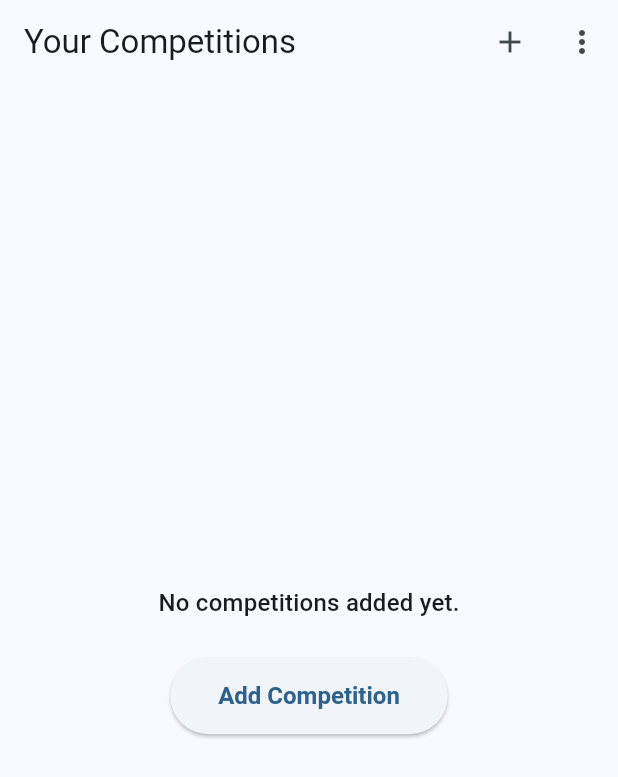
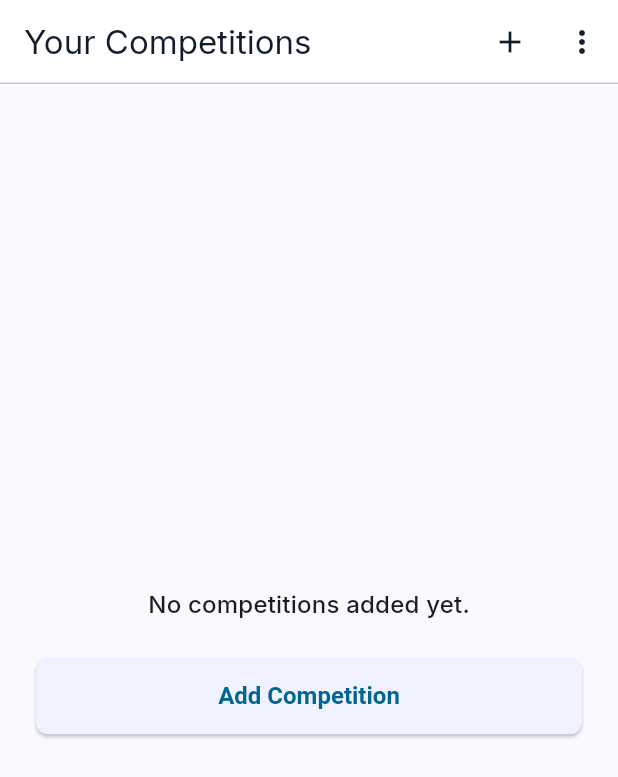
Before and after one commit to kedder/compman-mobile, a Flutter app: the screen it shows after launch, on a phone screen of 412 x 824 dp. Shown: the top 777 px of the screen. Run offline on Flutter 3.47's test engine with Material 3 defaults, Android fonts, the phone set to English and light mode, and no system bars; our stand-ins replace dio, flutter_riverpod, fpdart, freezed_annotation, go_router, google_fonts and 1 more; accounts and stored records are empty.

Commit message:
feat(theme): refresh design token theme
Issue: 20260425-01-design-tokens-theme.md
Co-authored-by: Copilot <223556219+Copilot@users.noreply.github.com>

```diff
--- a/lib/core/theme/app_theme.dart
+++ b/lib/core/theme/app_theme.dart
@@ -1,4 +1,5 @@
 import 'package:flutter/material.dart';
+import 'package:google_fonts/google_fonts.dart';
 
 // ---------------------------------------------------------------------------
 // AppColors — ThemeExtension for tokens that live outside standard
@@ -20,7 +21,10 @@ class AppColors extends ThemeExtension<AppColors> {
     required this.badgeUpcoming,
     required this.badgePast,
     required this.badgeNew,
-    required this.badgeOnDark,
+    required this.badgeLiveText,
+    required this.badgeUpcomingText,
+    required this.badgePastText,
+    required this.badgeNewText,
   });
 
   /// Colour used for success SnackBars and positive confirmations.
@@ -36,17 +40,19 @@ class AppColors extends ThemeExtension<AppColors> {
   final Color badgePast;
 
   /// Background colour for "New / Updated" status badges.
-  ///
-  /// Note: the foreground text for [badgeNew] badges must be `Colors.black`
-  /// (not [badgeOnDark]) because the yellow background does not provide
-  /// sufficient contrast against white text (WCAG AA).
   final Color badgeNew;
 
-  /// Foreground text colour for Live, Upcoming, and Past status badges.
-  ///
-  /// Always white — these dark badge backgrounds provide sufficient contrast
-  /// against white text. For the New badge, use `Colors.black` directly.
-  final Color badgeOnDark;
+  /// Foreground text colour for "Live" status badges.
+  final Color badgeLiveText;
+
+  /// Foreground text colour for "Upcoming" status badges.
+  final Color badgeUpcomingText;
+
+  /// Foreground text colour for "Past" status badges.
+  final Color badgePastText;
+
+  /// Foreground text colour for "New / Updated" status badges.
+  final Color badgeNewText;
 
   @override
   AppColors copyWith({
@@ -55,7 +61,10 @@ class AppColors extends ThemeExtension<AppColors> {
     Color? badgeUpcoming,
     Color? badgePast,
     Color? badgeNew,
-    Color? badgeOnDark,
+    Color? badgeLiveText,
+    Color? badgeUpcomingText,
+    Color? badgePastText,
+    Color? badgeNewText,
   }) {
     return AppColors(
       success: success ?? this.success,
@@ -63,7 +72,10 @@ class AppColors extends ThemeExtension<AppColors> {
       badgeUpcoming: badgeUpcoming ?? this.badgeUpcoming,
       badgePast: badgePast ?? this.badgePast,
       badgeNew: badgeNew ?? this.badgeNew,
-      badgeOnDark: badgeOnDark ?? this.badgeOnDark,
+      badgeLiveText: badgeLiveText ?? this.badgeLiveText,
+      badgeUpcomingText: badgeUpcomingText ?? this.badgeUpcomingText,
+      badgePastText: badgePastText ?? this.badgePastText,
+      badgeNewText: badgeNewText ?? this.badgeNewText,
     );
   }
 
@@ -76,7 +88,29 @@ class AppColors extends ThemeExtension<AppColors> {
       badgeUpcoming: Color.lerp(badgeUpcoming, other.badgeUpcoming, t)!,
       badgePast: Color.lerp(badgePast, other.badgePast, t)!,
       badgeNew: Color.lerp(badgeNew, other.badgeNew, t)!,
-      badgeOnDark: Color.lerp(badgeOnDark, other.badgeOnDark, t)!,
+      badgeLiveText: Color.lerp(badgeLiveText, other.badgeLiveText, t)!,
+      badgeUpcomingText:
+          Color.lerp(badgeUpcomingText, other.badgeUpcomingText, t)!,
+      badgePastText: Color.lerp(badgePastText, other.badgePastText, t)!,
+      badgeNewText: Color.lerp(badgeNewText, other.badgeNewText, t)!,
+    );
+  }
+}
+
+/// Named button style helpers for non-standard button variants.
+abstract final class AppButtonStyles {
+  /// Ghost/utility button for secondary file-operation actions.
+  static ButtonStyle ghost(BuildContext context) {
+    final primary = Theme.of(context).colorScheme.primary;
+    return OutlinedButton.styleFrom(
+      foregroundColor: primary,
+      backgroundColor: Colors.white,
+      side: BorderSide(color: primary.withValues(alpha: 0.3)),
+      textStyle: const TextStyle(fontSize: 11, fontWeight: FontWeight.w700),
+      padding: const EdgeInsets.symmetric(horizontal: 16, vertical: 8),
+      shape: RoundedRectangleBorder(borderRadius: BorderRadius.circular(8)),
+      minimumSize: Size.zero,
+      tapTargetSize: MaterialTapTargetSize.shrinkWrap,
     );
   }
 }
@@ -97,48 +131,105 @@ class AppColors extends ThemeExtension<AppColors> {
 abstract final class AppTheme {
   /// Light theme. Used as the app's default theme in [MaterialApp].
   static ThemeData light() {
-    // Material 3 generates a full ColorScheme from the seed; primary will be
-    // derived from the seed colour but may differ slightly. The seed is the
-    // canonical aviation-sky-blue brand colour.
-    const seedColor = Color(0xFF0D7FC1);
+    const seedColor = Color(0xFF006591);
+    final colorScheme = ColorScheme.fromSeed(
+      seedColor: seedColor,
+      brightness: Brightness.light,
+    ).copyWith(
+      primary: seedColor,
+      onPrimary: Colors.white,
+      primaryContainer: const Color(0xFF0EA5E9),
+      onPrimaryContainer: const Color(0xFF003751),
+      secondary: const Color(0xFF505F76),
+      onSecondary: Colors.white,
+      secondaryContainer: const Color(0xFFD0E1FB),
+      onSecondaryContainer: const Color(0xFF54647A),
+      tertiary: const Color(0xFF5C5F61),
+      onTertiary: Colors.white,
+      tertiaryContainer: const Color(0xFF999C9E),
+      onTertiaryContainer: const Color(0xFF303436),
+      error: const Color(0xFFBA1A1A),
+      onError: Colors.white,
+      errorContainer: const Color(0xFFFFDAD6),
+      onErrorContainer: const Color(0xFF93000A),
+      surface: const Color(0xFFF9F9FF),
+      onSurface: const Color(0xFF111C2D),
+      onSurfaceVariant: const Color(0xFF3E4850),
+      outline: const Color(0xFF6E7881),
+      outlineVariant: const Color(0xFFBEC8D2),
+      surfaceContainerLowest: Colors.white,
+      surfaceContainerLow: const Color(0xFFF0F3FF),
+      surfaceContainer: const Color(0xFFE7EEFF),
+      surfaceContainerHigh: const Color(0xFFDEE8FF),
+      surfaceContainerHighest: const Color(0xFFD8E3FB),
+    );
 
-    // Material 3 default text styles enforce a minimum body size of ~14 sp.
-    // With useMaterial3: true the default bodyMedium is 14 sp and bodyLarge
-    // is 16 sp. The ui-guidelines require body text at least 16 sp — screens
-    // must use bodyLarge (or larger) for primary body content and labelLarge
-    // for button labels (already 14 sp bold in M3, overridden below to 16 sp).
     return ThemeData(
-      colorSchemeSeed: seedColor,
       useMaterial3: true,
+      colorScheme: colorScheme,
+      textTheme: GoogleFonts.interTextTheme(),
+      scaffoldBackgroundColor: colorScheme.surface,
+      appBarTheme: const AppBarTheme(
+        backgroundColor: Colors.white,
+        foregroundColor: Color(0xFF111C2D),
+        elevation: 0,
+        scrolledUnderElevation: 0,
+        shape: Border(
+          bottom: BorderSide(color: Color(0xFFBEC8D2)),
+        ),
+      ),
       cardTheme: const CardThemeData(
-        elevation: 2,
+        elevation: 0,
+        color: Colors.white,
+        shape: RoundedRectangleBorder(
+          borderRadius: BorderRadius.all(Radius.circular(12)),
+          side: BorderSide(color: Color(0xFFBEC8D2)),
+        ),
+      ),
+      dividerTheme: const DividerThemeData(
+        color: Color(0xFFBEC8D2),
+        thickness: 1,
+        space: 1,
       ),
       elevatedButtonTheme: ElevatedButtonThemeData(
         style: ElevatedButton.styleFrom(
+          minimumSize: const Size.fromHeight(48),
+          shape: RoundedRectangleBorder(
+            borderRadius: BorderRadius.circular(8),
+          ),
           textStyle: const TextStyle(
-            fontWeight: FontWeight.bold,
+            fontWeight: FontWeight.w600,
             fontSize: 16,
           ),
         ),
       ),
       outlinedButtonTheme: OutlinedButtonThemeData(
         style: OutlinedButton.styleFrom(
+          shape: RoundedRectangleBorder(
+            borderRadius: BorderRadius.circular(8),
+          ),
           textStyle: const TextStyle(fontSize: 16),
         ),
       ),
       textButtonTheme: TextButtonThemeData(
         style: TextButton.styleFrom(
+          shape: RoundedRectangleBorder(
+            borderRadius: BorderRadius.circular(8),
+          ),
           textStyle: const TextStyle(fontSize: 16),
         ),
       ),
       extensions: const [
         AppColors(
-          success: Color(0xFF2E7D32),
-          badgeLive: Color(0xFF2E7D32),
-          badgeUpcoming: Color(0xFF1565C0),
-          badgePast: Color(0xFF757575),
-          badgeNew: Color(0xFFF9A825),
-          badgeOnDark: Colors.white,
+          success: Color(0xFF059669),
+          badgeLive: Color(0xFF006591),
+          badgeUpcoming: Color(0xFFD0E1FB),
+          badgePast: Color(0xFF999C9E),
+          badgeNew: Color(0xFFBA1A1A),
+          badgeLiveText: Colors.white,
+          badgeUpcomingText: Color(0xFF54647A),
+          badgePastText: Color(0xFF303436),
+          badgeNewText: Colors.white,
         ),
       ],
     );
--- a/lib/features/competitions/presentation/widgets/competition_card.dart
+++ b/lib/features/competitions/presentation/widgets/competition_card.dart
@@ -108,7 +108,7 @@ class _StatusBadge extends StatelessWidget {
     final appColors = context.appColors;
     // "Upcoming" badge colours per ui-guidelines.md / AppColors
     final Color background = appColors.badgeUpcoming;
-    final Color foreground = appColors.badgeOnDark;
+    final Color foreground = appColors.badgeUpcomingText;
 
     return Container(
       padding: const EdgeInsets.symmetric(horizontal: 8, vertical: 3),
--- a/pubspec.yaml
+++ b/pubspec.yaml
@@ -55,6 +55,7 @@ dependencies:
 
   # Functional programming utilities
   fpdart: ^1.1.0
+  google_fonts: ^6.2.1
 
 dev_dependencies:
   flutter_test:
```
Also changed, not shown: 4 other files.
